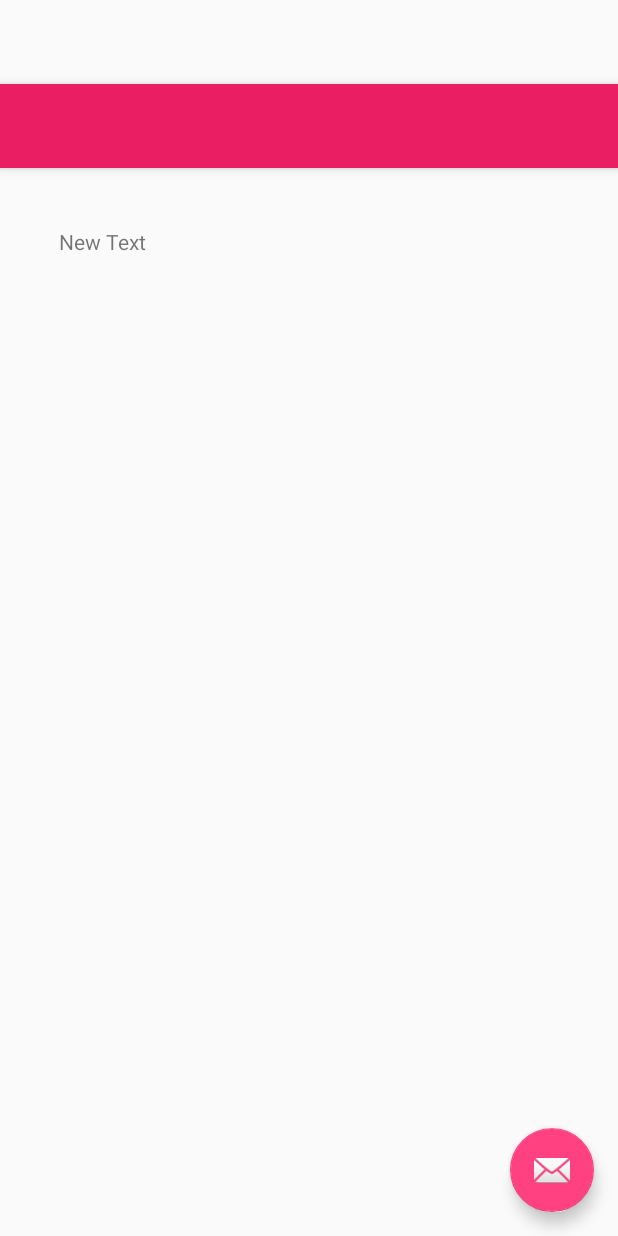
After one commit to ShayShahar/SingIt, an Android app: the layout activity_lyrics_view.xml on its own in the app's theme, with its tools: preview values and no code run, on a phone screen of 412 x 824 dp. The commit adds this screen. Run offline under Robolectric (Android 15) with nearby library versions, the phone set to English and light mode, and no system bars.

Commit message:
implement logger. lyrics view activity added

```diff
--- /dev/null
+++ b/app/src/main/res/layout/activity_lyrics_view.xml
@@ -0,0 +1,34 @@
+<?xml version="1.0" encoding="utf-8"?>
+<android.support.design.widget.CoordinatorLayout xmlns:android="http://schemas.android.com/apk/res/android"
+    xmlns:app="http://schemas.android.com/apk/res-auto"
+    xmlns:tools="http://schemas.android.com/tools"
+    android:layout_width="match_parent"
+    android:layout_height="match_parent"
+    android:fitsSystemWindows="true"
+    tools:context="com.singit.shays.singit.LyricsView">
+
+    <android.support.design.widget.AppBarLayout
+        android:layout_width="match_parent"
+        android:layout_height="wrap_content"
+        android:theme="@style/AppTheme.AppBarOverlay">
+
+        <android.support.v7.widget.Toolbar
+            android:id="@+id/toolbar"
+            android:layout_width="match_parent"
+            android:layout_height="?attr/actionBarSize"
+            android:background="?attr/colorPrimary"
+            app:popupTheme="@style/AppTheme.PopupOverlay" />
+
+    </android.support.design.widget.AppBarLayout>
+
+    <include layout="@layout/content_lyrics_view" />
+
+    <android.support.design.widget.FloatingActionButton
+        android:id="@+id/fab"
+        android:layout_width="wrap_content"
+        android:layout_height="wrap_content"
+        android:layout_gravity="bottom|end"
+        android:layout_margin="@dimen/fab_margin"
+        android:src="@android:drawable/ic_dialog_email" />
+
+</android.support.design.widget.CoordinatorLayout>
--- /dev/null
+++ b/app/src/main/res/layout/content_lyrics_view.xml
@@ -0,0 +1,24 @@
+<?xml version="1.0" encoding="utf-8"?>
+<RelativeLayout xmlns:android="http://schemas.android.com/apk/res/android"
+    xmlns:app="http://schemas.android.com/apk/res-auto"
+    xmlns:tools="http://schemas.android.com/tools"
+    android:layout_width="match_parent"
+    android:layout_height="match_parent"
+    android:paddingBottom="@dimen/activity_vertical_margin"
+    android:paddingLeft="@dimen/activity_horizontal_margin"
+    android:paddingRight="@dimen/activity_horizontal_margin"
+    android:paddingTop="@dimen/activity_vertical_margin"
+    app:layout_behavior="@string/appbar_scrolling_view_behavior"
+    tools:context="com.singit.shays.singit.LyricsView"
+    tools:showIn="@layout/activity_lyrics_view">
+
+    <TextView
+        android:layout_width="wrap_content"
+        android:layout_height="wrap_content"
+        android:text="New Text"
+        android:id="@+id/lyricsText"
+        android:layout_marginStart="23dp"
+        android:layout_marginTop="23dp"
+        android:layout_alignParentTop="true"
+        android:layout_alignParentStart="true" />
+</RelativeLayout>
--- a/app/src/main/res/layout/content_main.xml
+++ b/app/src/main/res/layout/content_main.xml
@@ -43,7 +43,8 @@
                 android:layout_width="wrap_content"
                 android:layout_height="wrap_content"
                 android:text="Search"
-                android:id="@+id/searchBtn" />
+                android:id="@+id/searchBtn"
+                android:onClick="onClickSearchLyricsButton" />
         </LinearLayout>
 
         <EditText
--- a/app/src/main/res/values-v21/styles.xml
+++ b/app/src/main/res/values-v21/styles.xml
@@ -1,4 +1,5 @@
 <resources>
+
     <style name="AppTheme.NoActionBar">
         <item name="windowActionBar">false</item>
         <item name="windowNoTitle">true</item>
--- a/app/src/main/res/values/strings.xml
+++ b/app/src/main/res/values/strings.xml
@@ -2,4 +2,5 @@
     <string name="app_name">SingIt</string>
     <string name="action_settings">Settings</string>
     <string name="db_name">SingItDataBase</string>
+    <string name="title_activity_lyrics_view">LyricsView</string>
 </resources>
--- a/app/src/main/res/values/styles.xml
+++ b/app/src/main/res/values/styles.xml
@@ -7,11 +7,14 @@
         <item name="colorPrimaryDark">@color/colorPrimaryDark</item>
         <item name="colorAccent">@color/colorAccent</item>
     </style>
+
     <style name="AppTheme.NoActionBar">
         <item name="windowActionBar">false</item>
         <item name="windowNoTitle">true</item>
     </style>
+
     <style name="AppTheme.AppBarOverlay" parent="ThemeOverlay.AppCompat.Dark.ActionBar" />
+
     <style name="AppTheme.PopupOverlay" parent="ThemeOverlay.AppCompat.Light" />
 
 </resources>
```
Also changed, not shown: app/src/main/AndroidManifest.xml (+10 -8 lines), app/src/main/java/com/singit/shays/singit/LyricsAPI.java (added, +69 -0 lines), app/src/main/java/com/singit/shays/singit/LyricsView.java (added, +38 -0 lines), app/src/main/java/com/singit/shays/singit/MainActivity.java (+36 -0 lines). Lines whose indentation alone changed are shown as unchanged.
